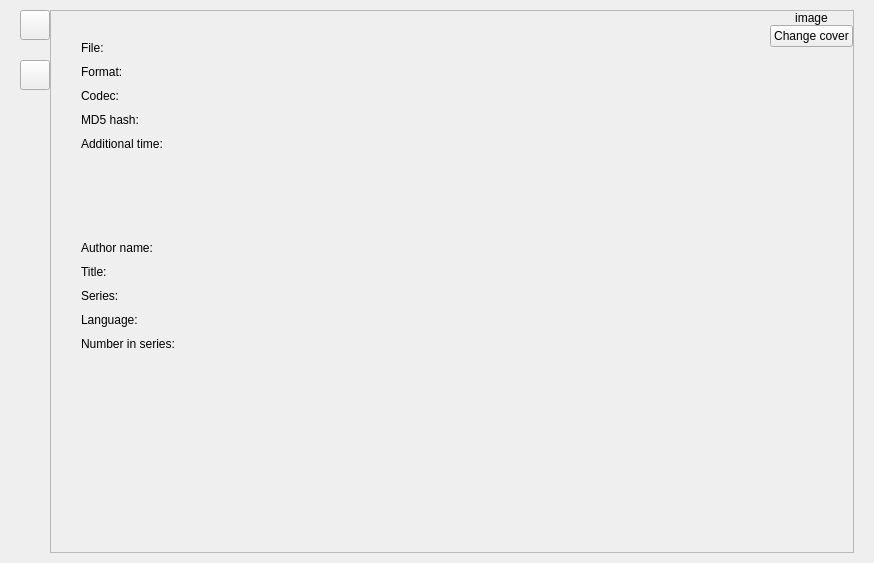
Old version of the form OReaderUi/Sources/main_window/library/book_page/book_data_widget.ui in the repository JerryShe/O-Reader.
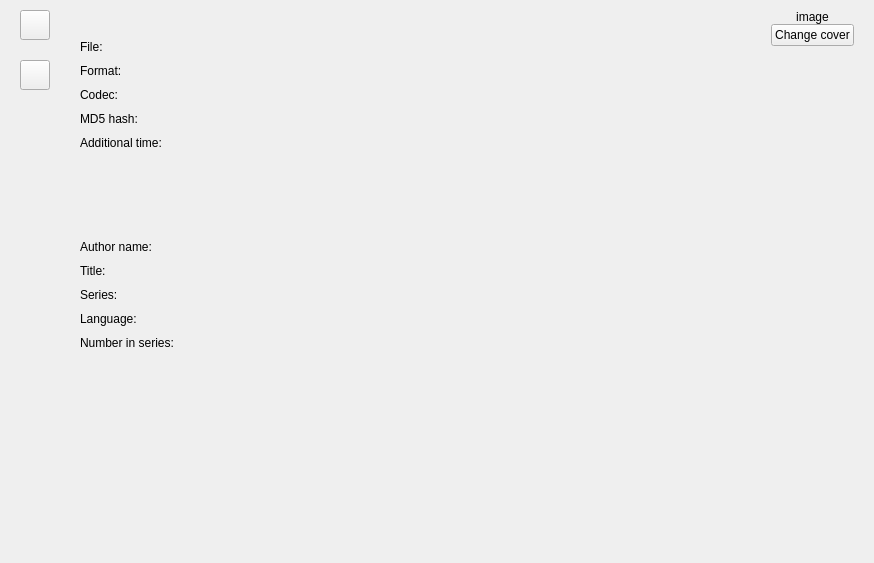
New version of the form.

Commit message: Add book meta info

```diff
--- a/OReaderUi/Sources/main_window/library/book_page/book_data_widget.ui
+++ b/OReaderUi/Sources/main_window/library/book_page/book_data_widget.ui
@@ -105,6 +105,9 @@
    </item>
    <item>
     <widget class="QScrollArea" name="scrollArea">
+     <property name="frameShape">
+      <enum>QFrame::NoFrame</enum>
+     </property>
      <property name="widgetResizable">
       <bool>true</bool>
      </property>
@@ -113,8 +116,8 @@
        <rect>
         <x>0</x>
         <y>0</y>
-        <width>800</width>
-        <height>541</height>
+        <width>802</width>
+        <height>543</height>
        </rect>
       </property>
       <layout class="QVBoxLayout" name="verticalLayout_3">
```
The commit also changes 10 other files.
